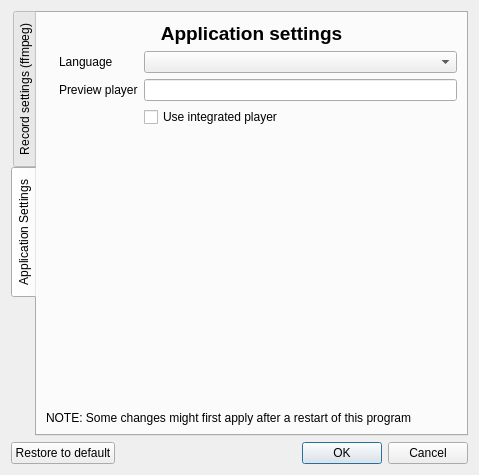
Above: source/settingsdialog.ui from froksen/FDesktopRecorder before the change. Below: the same form after it.
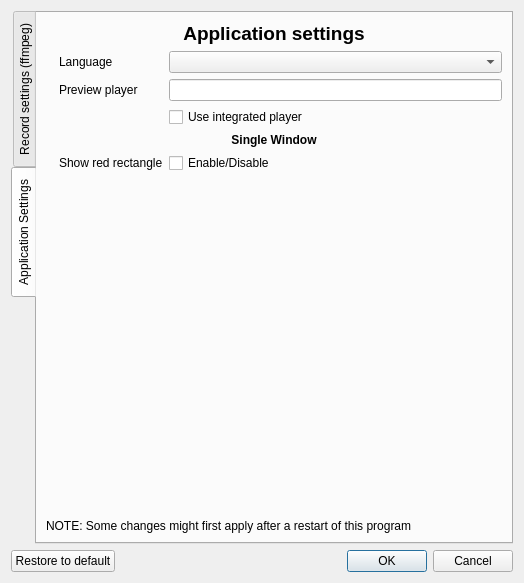
That is the form after the change. The open tabs and pages were chosen to show the change. Icons and pictures are not drawn.

Commit message: Settingsdialog - red rect: Added option to gui

What changed in the file:
```diff
--- a/source/settingsdialog.ui
+++ b/source/settingsdialog.ui
@@ -6,8 +6,8 @@
    <rect>
     <x>0</x>
     <y>0</y>
-    <width>479</width>
-    <height>475</height>
+    <width>524</width>
+    <height>583</height>
    </rect>
   </property>
   <property name="windowTitle">
@@ -430,19 +430,6 @@
          <item row="1" column="2">
           <widget class="QLineEdit" name="lineEditPreviewplayer"/>
          </item>
-         <item row="3" column="2">
-          <spacer name="horizontalSpacer">
-           <property name="orientation">
-            <enum>Qt::Horizontal</enum>
-           </property>
-           <property name="sizeHint" stdset="0">
-            <size>
-             <width>278</width>
-             <height>17</height>
-            </size>
-           </property>
-          </spacer>
-         </item>
          <item row="0" column="1">
           <widget class="QLabel" name="labelLanguage">
            <property name="text">
@@ -470,13 +457,46 @@
            </property>
           </widget>
          </item>
-         <item row="1" column="0">
-          <widget class="QLabel" name="Pixlabel_previewplayer">
+         <item row="5" column="2">
+          <spacer name="horizontalSpacer">
+           <property name="orientation">
+            <enum>Qt::Horizontal</enum>
+           </property>
+           <property name="sizeHint" stdset="0">
+            <size>
+             <width>278</width>
+             <height>17</height>
+            </size>
+           </property>
+          </spacer>
+         </item>
+         <item row="4" column="2">
+          <widget class="QCheckBox" name="checkBoxSinglewindowredrectangle">
            <property name="text">
-            <string/>
+            <string>Enable/Disable</string>
            </property>
-           <property name="pixmap">
-            <pixmap>../../../../../usr/share/icons/oxygen/22x22/actions/player-time.png</pixmap>
+          </widget>
+         </item>
+         <item row="4" column="1">
+          <widget class="QLabel" name="labelSinglewindowredrectangle">
+           <property name="text">
+            <string>Show red rectangle</string>
+           </property>
+          </widget>
+         </item>
+         <item row="3" column="0" colspan="3">
+          <widget class="QLabel" name="labelSinglewindowHeader">
+           <property name="font">
+            <font>
+             <weight>75</weight>
+             <bold>true</bold>
+            </font>
+           </property>
+           <property name="text">
+            <string>Single Window</string>
+           </property>
+           <property name="alignment">
+            <set>Qt::AlignCenter</set>
            </property>
           </widget>
          </item>
```
Left out of the diff: 18 changed lines with no effect on the pictures.
